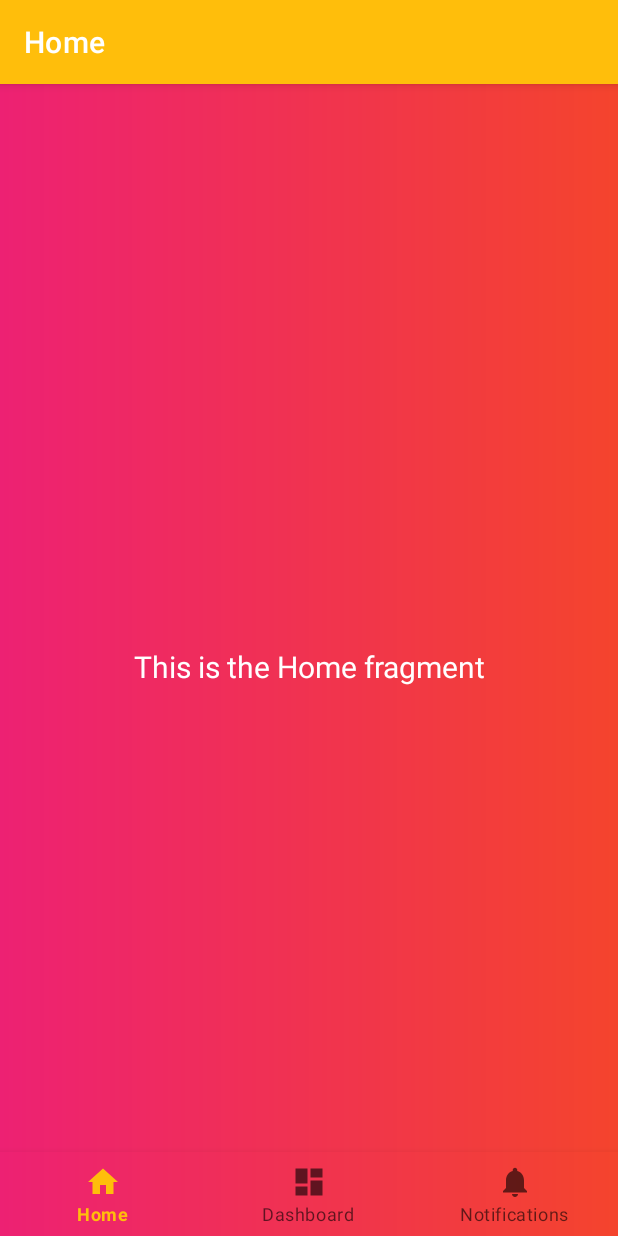
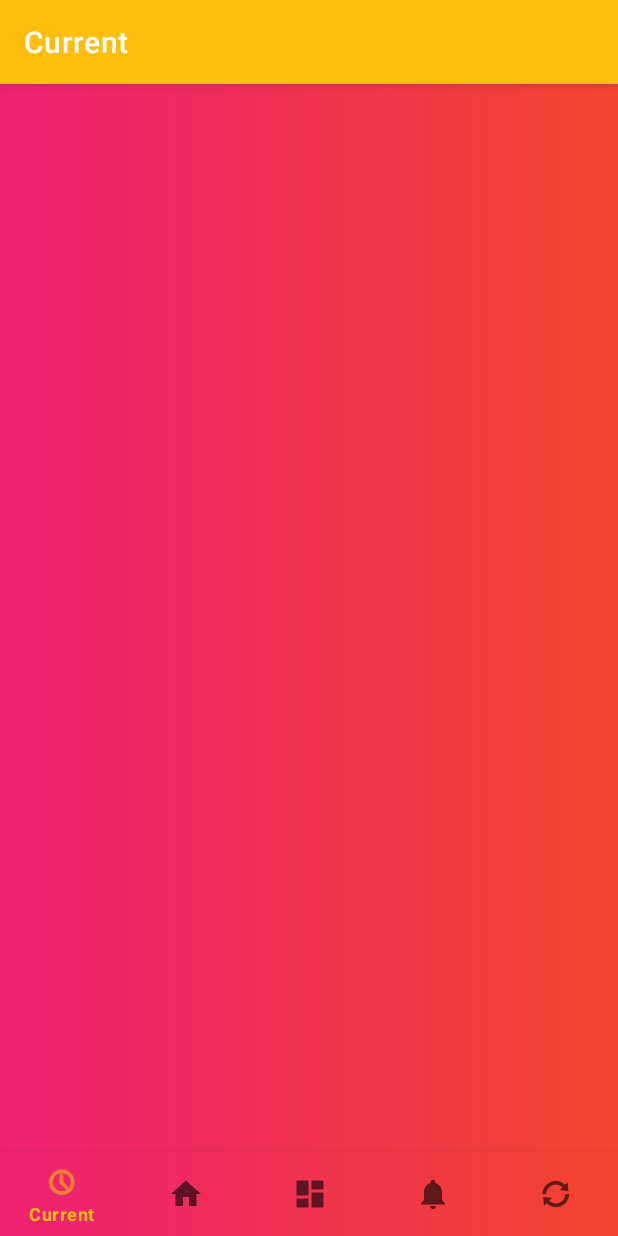
Before and after one commit to arunabhdas/platform6ix, an Android app: the screen it shows after launch (DashboardActivity), on a phone screen of 412 x 824 dp. Run offline under Robolectric (Android 15) with nearby library versions, the phone set to English and light mode, and no system bars; our stand-ins replace navigation-ui.

Commit message:
Improved layout of fragments

```diff
--- a/platform6ix-android/app/build.gradle
+++ b/platform6ix-android/app/build.gradle
@@ -42,6 +42,8 @@ dependencies {
     implementation 'androidx.constraintlayout:constraintlayout:2.1.0'
     implementation 'androidx.navigation:navigation-fragment-ktx:2.3.5'
     implementation 'androidx.navigation:navigation-ui-ktx:2.3.5'
+    implementation 'androidx.legacy:legacy-support-v4:1.0.0'
+    implementation 'androidx.lifecycle:lifecycle-livedata-ktx:2.3.1'
     testImplementation 'junit:junit:4.+'
     androidTestImplementation 'androidx.test.ext:junit:1.1.3'
     androidTestImplementation 'androidx.test.espresso:espresso-core:3.4.0'
--- a/platform6ix-android/app/src/main/java/com/platform6ix/platform6ix/activities/DashboardActivity.kt
+++ b/platform6ix-android/app/src/main/java/com/platform6ix/platform6ix/activities/DashboardActivity.kt
@@ -26,9 +26,11 @@ class DashboardActivity : AppCompatActivity() {
 
         val appBarConfiguration = AppBarConfiguration(
             setOf(
-                R.id.navigation_home,
-                R.id.navigation_dashboard,
-                R.id.navigation_notifications
+                R.id.currentFragment,
+                R.id.homeFragment,
+                R.id.dashboardFragment,
+                R.id.notificationsFragment,
+                R.id.futureListFragment
             )
         )
         NavigationUI.setupActionBarWithNavController(this, navController, appBarConfiguration)
--- /dev/null
+++ b/platform6ix-android/app/src/main/java/com/platform6ix/platform6ix/fragments/current/CurrentFragment.kt
@@ -0,0 +1,32 @@
+package com.platform6ix.platform6ix.fragments.current
+
+import androidx.lifecycle.ViewModelProvider
+import android.os.Bundle
+import androidx.fragment.app.Fragment
+import android.view.LayoutInflater
+import android.view.View
+import android.view.ViewGroup
+import com.platform6ix.platform6ix.R
+
+class CurrentFragment : Fragment() {
+
+    companion object {
+        fun newInstance() = CurrentFragment()
+    }
+
+    private lateinit var viewModel: CurrentViewModel
+
+    override fun onCreateView(
+        inflater: LayoutInflater, container: ViewGroup?,
+        savedInstanceState: Bundle?
+    ): View? {
+        return inflater.inflate(R.layout.fragment_current, container, false)
+    }
+
+    override fun onActivityCreated(savedInstanceState: Bundle?) {
+        super.onActivityCreated(savedInstanceState)
+        viewModel = ViewModelProvider(this).get(CurrentViewModel::class.java)
+        // TODO: Use the ViewModel
+    }
+
+}
--- /dev/null
+++ b/platform6ix-android/app/src/main/java/com/platform6ix/platform6ix/fragments/current/CurrentViewModel.kt
@@ -0,0 +1,7 @@
+package com.platform6ix.platform6ix.fragments.current
+
+import androidx.lifecycle.ViewModel
+
+class CurrentViewModel : ViewModel() {
+    // TODO: Implement the ViewModel
+}
--- /dev/null
+++ b/platform6ix-android/app/src/main/res/layout/fragment_current.xml
@@ -0,0 +1,24 @@
+<?xml version="1.0" encoding="utf-8"?>
+<androidx.constraintlayout.widget.ConstraintLayout
+    xmlns:android="http://schemas.android.com/apk/res/android"
+    xmlns:app="http://schemas.android.com/apk/res-auto"
+    android:background="@drawable/auth_screen_background"
+    android:layout_width="match_parent"
+    android:layout_height="match_parent">
+
+    <TextView
+        android:id="@+id/text_home"
+        android:textColor="@color/white"
+        android:layout_width="match_parent"
+        android:layout_height="wrap_content"
+        android:layout_marginStart="8dp"
+        android:layout_marginTop="8dp"
+        android:layout_marginEnd="8dp"
+        android:textAlignment="center"
+        android:textSize="20sp"
+        app:layout_constraintBottom_toBottomOf="parent"
+        app:layout_constraintEnd_toEndOf="parent"
+        app:layout_constraintStart_toStartOf="parent"
+        app:layout_constraintTop_toTopOf="parent" />
+
+</androidx.constraintlayout.widget.ConstraintLayout>
--- a/platform6ix-android/app/src/main/res/menu/bottom_nav_menu.xml
+++ b/platform6ix-android/app/src/main/res/menu/bottom_nav_menu.xml
@@ -1,18 +1,27 @@
 <?xml version="1.0" encoding="utf-8"?>
 <menu xmlns:android="http://schemas.android.com/apk/res/android">
     <item
-        android:id="@+id/navigation_home"
+        android:id="@+id/currentFragment"
+        android:icon="@android:drawable/ic_menu_recent_history"
+        android:title="@string/title_current" />
+    <item
+        android:id="@+id/homeFragment"
         android:icon="@drawable/ic_home_black_24dp"
         android:title="@string/title_home" />
 
     <item
-        android:id="@+id/navigation_dashboard"
+        android:id="@+id/dashboardFragment"
         android:icon="@drawable/ic_dashboard_black_24dp"
         android:title="@string/title_dashboard" />
 
     <item
-        android:id="@+id/navigation_notifications"
+        android:id="@+id/notificationsFragment"
         android:icon="@drawable/ic_notifications_black_24dp"
         android:title="@string/title_notifications" />
 
+    <item
+        android:id="@+id/futureListFragment"
+        android:icon="@android:drawable/ic_popup_sync"
+        android:title="@string/title_future" />
+
 </menu>
--- a/platform6ix-android/app/src/main/res/navigation/mobile_navigation.xml
+++ b/platform6ix-android/app/src/main/res/navigation/mobile_navigation.xml
@@ -3,23 +3,36 @@
     xmlns:app="http://schemas.android.com/apk/res-auto"
     xmlns:tools="http://schemas.android.com/tools"
     android:id="@+id/mobile_navigation"
-    app:startDestination="@+id/navigation_home">
+    app:startDestination="@+id/currentFragment">
 
     <fragment
-        android:id="@+id/navigation_home"
+        android:id="@+id/currentFragment"
+        android:name="com.platform6ix.platform6ix.fragments.current.CurrentFragment"
+        android:label="@string/title_current"
+        tools:layout="@layout/fragment_current" />
+
+    <fragment
+        android:id="@+id/homeFragment"
         android:name="com.platform6ix.platform6ix.fragments.home.HomeFragment"
         android:label="@string/title_home"
         tools:layout="@layout/fragment_home" />
 
     <fragment
-        android:id="@+id/navigation_dashboard"
+        android:id="@+id/dashboardFragment"
         android:name="com.platform6ix.platform6ix.fragments.dashboard.DashboardFragment"
         android:label="@string/title_dashboard"
         tools:layout="@layout/fragment_dashboard" />
 
     <fragment
-        android:id="@+id/navigation_notifications"
+        android:id="@+id/notificationsFragment"
         android:name="com.platform6ix.platform6ix.fragments.notifications.NotificationsFragment"
         android:label="@string/title_notifications"
         tools:layout="@layout/fragment_notifications" />
+
+    <fragment
+        android:id="@+id/futureListFragment"
+        android:name="com.platform6ix.platform6ix.fragments.future.FutureListFragment"
+        android:label="@string/title_future"
+        tools:layout="@layout/fragment_future_list" />
+
 </navigation>
--- a/platform6ix-android/app/src/main/res/values/strings.xml
+++ b/platform6ix-android/app/src/main/res/values/strings.xml
@@ -40,8 +40,10 @@
 
     <string name="create_an_account">Create an Account</string>
 
+    <string name="title_current">Current</string>
     <string name="title_home">Home</string>
     <string name="title_dashboard">Dashboard</string>
     <string name="title_notifications">Notifications</string>
+    <string name="title_future">Future</string>
 
 </resources>
```
Also changed, not shown: platform6ix-android/app/src/main/java/com/platform6ix/platform6ix/fragments/future/FutureDetailFragment.kt (added, +32 -0 lines), platform6ix-android/app/src/main/java/com/platform6ix/platform6ix/fragments/future/FutureDetailViewModel.kt (added, +7 -0 lines), platform6ix-android/app/src/main/java/com/platform6ix/platform6ix/fragments/future/FutureListFragment.kt (added, +32 -0 lines), platform6ix-android/app/src/main/java/com/platform6ix/platform6ix/fragments/future/FutureListViewModel.kt (added, +7 -0 lines), platform6ix-android/app/src/main/java/com/platform6ix/platform6ix/fragments/settings/SettingsFragment.kt (added, +12 -0 lines), platform6ix-android/app/src/main/res/layout/fragment_future.xml (added, +24 -0 lines), platform6ix-android/app/src/main/res/layout/fragment_future_detail.xml (added, +13 -0 lines), platform6ix-android/app/src/main/res/layout/fragment_future_list.xml (added, +24 -0 lines), platform6ix-android/app/src/main/res/layout/fragment_settings.xml (added, +24 -0 lines), 1 other file.
